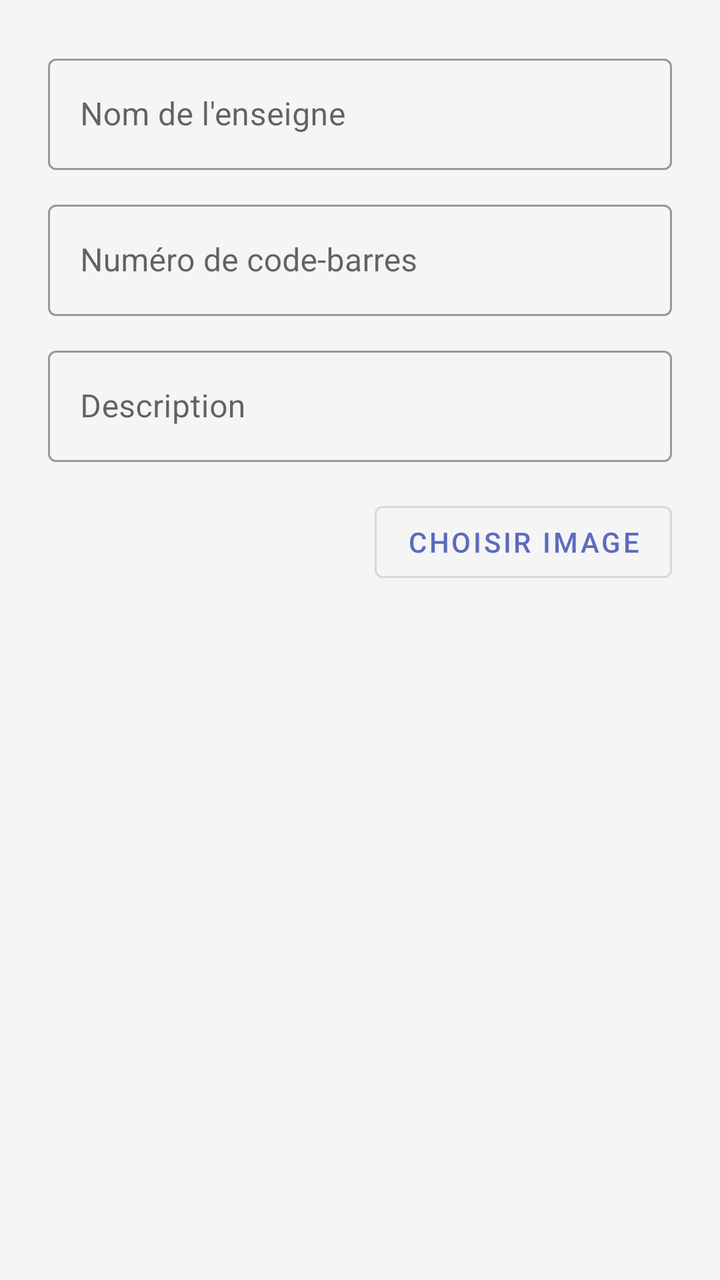
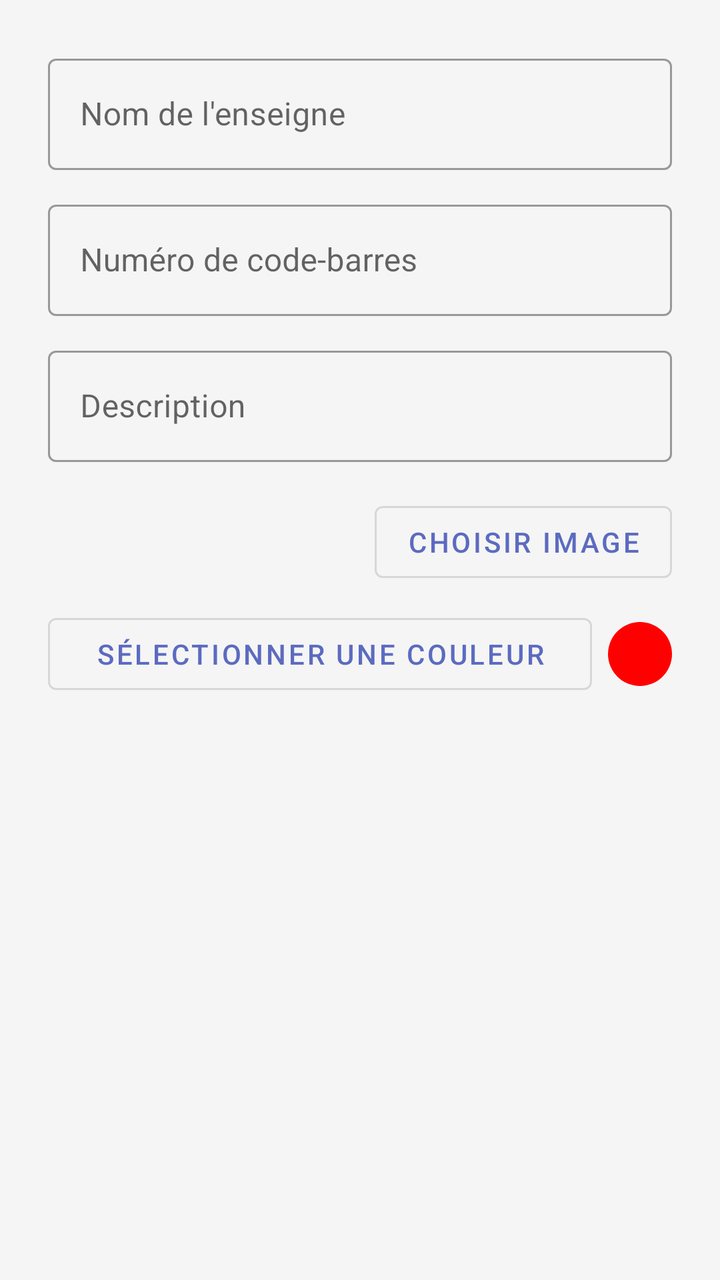

The first picture is an Android layout as it rendered before a commit; the second is the same layout after the commit. The layout source and the unified diff follow.
<!-- AndroidManifest.xml: application theme Theme.Fidelity -->
<!-- res/layout/dialog_edit_card.xml -->
<?xml version="1.0" encoding="utf-8"?>
<LinearLayout
    xmlns:android="http://schemas.android.com/apk/res/android"
    android:layout_width="match_parent"
    android:layout_height="wrap_content"
    android:orientation="vertical"
    android:padding="24dp">

    <com.google.android.material.textfield.TextInputLayout
        android:layout_width="match_parent"
        android:layout_height="wrap_content"
        android:hint="Nom de l'enseigne"
        android:layout_marginBottom="12dp"
        style="@style/Widget.MaterialComponents.TextInputLayout.OutlinedBox">

        <com.google.android.material.textfield.TextInputEditText
            android:id="@+id/et_enseigne_edit"
            android:layout_width="match_parent"
            android:layout_height="wrap_content"
            android:inputType="textCapWords" />

    </com.google.android.material.textfield.TextInputLayout>

    <com.google.android.material.textfield.TextInputLayout
        android:layout_width="match_parent"
        android:layout_height="wrap_content"
        android:hint="Numéro de code-barres"
        android:layout_marginBottom="12dp"
        style="@style/Widget.MaterialComponents.TextInputLayout.OutlinedBox">

        <com.google.android.material.textfield.TextInputEditText
            android:id="@+id/et_barcode_edit"
            android:layout_width="match_parent"
            android:layout_height="wrap_content"
            android:inputType="text" />

    </com.google.android.material.textfield.TextInputLayout>

    <com.google.android.material.textfield.TextInputLayout
        android:layout_width="match_parent"
        android:layout_height="wrap_content"
        android:hint="Description"
        android:layout_marginBottom="16dp"
        style="@style/Widget.MaterialComponents.TextInputLayout.OutlinedBox">

        <com.google.android.material.textfield.TextInputEditText
            android:id="@+id/et_description_edit"
            android:layout_width="match_parent"
            android:layout_height="wrap_content"
            android:inputType="text"
            android:maxLength="30" />

    </com.google.android.material.textfield.TextInputLayout>

    
    <LinearLayout
        android:layout_width="match_parent"
        android:layout_height="wrap_content"
        android:orientation="horizontal"
        android:gravity="center_vertical">

        <TextView
            android:id="@+id/tv_image_status"
            android:layout_width="0dp"
            android:layout_height="wrap_content"
            android:layout_weight="1"
            android:textSize="13sp"
            android:textColor="#757575"
            android:ellipsize="end"
            android:maxLines="1" />

        <com.google.android.material.button.MaterialButton
            android:id="@+id/btn_choose_image"
            android:layout_width="wrap_content"
            android:layout_height="wrap_content"
            android:text="Choisir image"
            style="@style/Widget.MaterialComponents.Button.OutlinedButton"
            android:layout_marginStart="8dp" />

    </LinearLayout>

</LinearLayout>
<!-- resources referenced by this layout -->
<resources>
  <style name="Theme.Fidelity" parent="Theme.MaterialComponents.DayNight.NoActionBar">
          <item name="colorPrimary">@color/primary</item>
          <item name="colorPrimaryVariant">@color/primary_dark</item>
          <item name="colorOnPrimary">@color/white</item>
  
          <item name="colorSecondary">@color/accent</item>
          <item name="colorOnSecondary">@color/black</item>
  
          <item name="colorSurface">@color/surface</item>
          <item name="colorSurfaceVariant">@color/white</item>
          <item name="colorOnSurface">@color/black</item>
          <item name="colorOnSurfaceVariant">@color/text_light</item>
          <item name="colorOnSecondaryContainer">#2A2A2A</item>
  
          <item name="android:colorBackground">@color/background</item>
  
          <item name="android:statusBarColor">@color/primary_dark</item>
          <item name="android:windowLightStatusBar">false</item>
  
          
          <item name="shapeAppearanceMediumComponent">@style/ShapeAppearance.Fidelity.MediumComponent</item>
      </style>
  <color name="primary">#FF5C6BC0</color>
  <color name="primary_dark">#FF3949AB</color>
  <color name="white">#FFFFFFFF</color>
  <color name="accent">#FF26C6DA</color>
  <color name="black">#FF000000</color>
  <color name="surface">#FFFAFAFA</color>
  <color name="text_light">#FF000000</color>
  <color name="background">#FFF5F5F5</color>
  <style name="ShapeAppearance.Fidelity.MediumComponent" parent="ShapeAppearance.MaterialComponents.MediumComponent">
          <item name="cornerSize">16dp</item>
      </style>
</resources>

<!-- the commit's change to res/layout/dialog_edit_card.xml (unified diff, before → after) -->
@@ -79,4 +79,29 @@
 
     </LinearLayout>
 
+    
+    <LinearLayout
+        android:layout_width="match_parent"
+        android:layout_height="wrap_content"
+        android:orientation="horizontal"
+        android:gravity="center_vertical"
+        android:layout_marginTop="8dp">
+
+        <Button
+            android:id="@+id/btn_choose_color"
+            android:layout_width="0dp"
+            android:layout_height="wrap_content"
+            android:layout_weight="1"
+            android:text="Sélectionner une couleur"
+            style="@style/Widget.MaterialComponents.Button.OutlinedButton"/>
+
+        <View
+            android:id="@+id/view_color_preview"
+            android:layout_width="32dp"
+            android:layout_height="32dp"
+            android:layout_marginStart="8dp"
+            android:background="@drawable/circle_color"/>
+
+    </LinearLayout>
+
 </LinearLayout>
<!-- resource entries referenced after the edit -->
@@ -1,5 +1,11 @@
 <!-- resources referenced by this layout -->
 <resources>
+  <!-- drawable circle_color (drawable) -->
+  <?xml version="1.0" encoding="utf-8"?>
+  <shape xmlns:android="http://schemas.android.com/apk/res/android"
+      android:shape="oval">
+      <solid android:color="#FF0000" />
+  </shape>
   <style name="Theme.Fidelity" parent="Theme.MaterialComponents.DayNight.NoActionBar">
           <item name="colorPrimary">@color/primary</item>
           <item name="colorPrimaryVariant">@color/primary_dark</item>
@@ -13,6 +19,7 @@
           <item name="colorOnSurface">@color/black</item>
           <item name="colorOnSurfaceVariant">@color/text_light</item>
           <item name="colorOnSecondaryContainer">#2A2A2A</item>
+          <item name="colorButtonNormal">#FFFFFF</item>
   
           <item name="android:colorBackground">@color/background</item>
   
